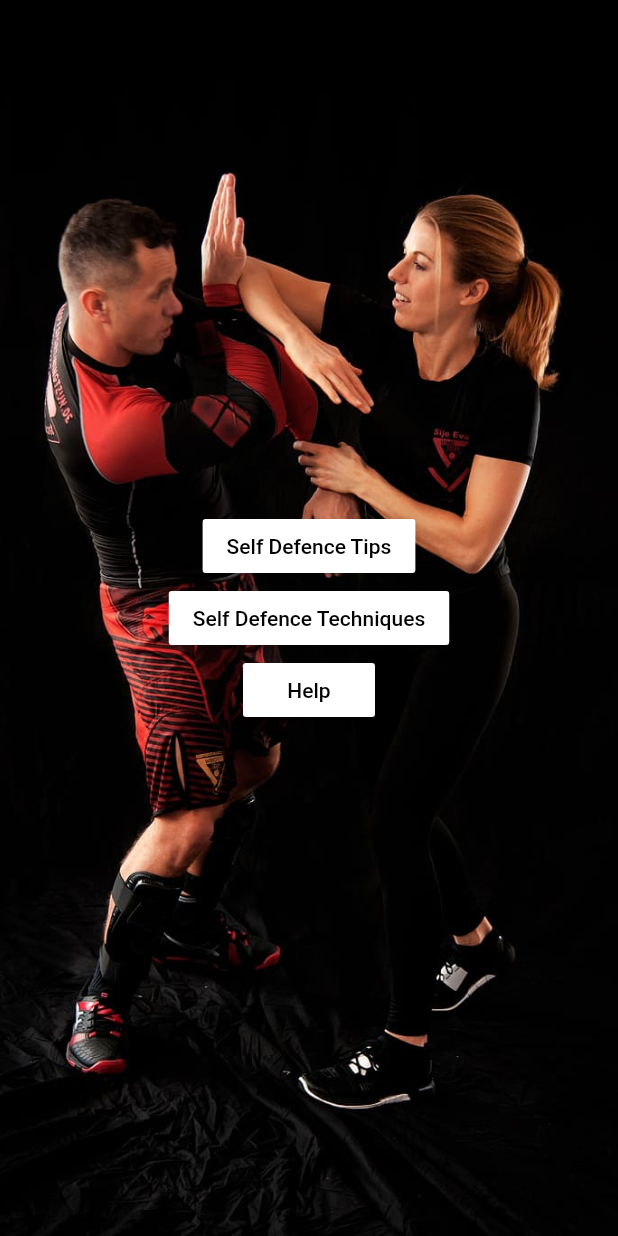
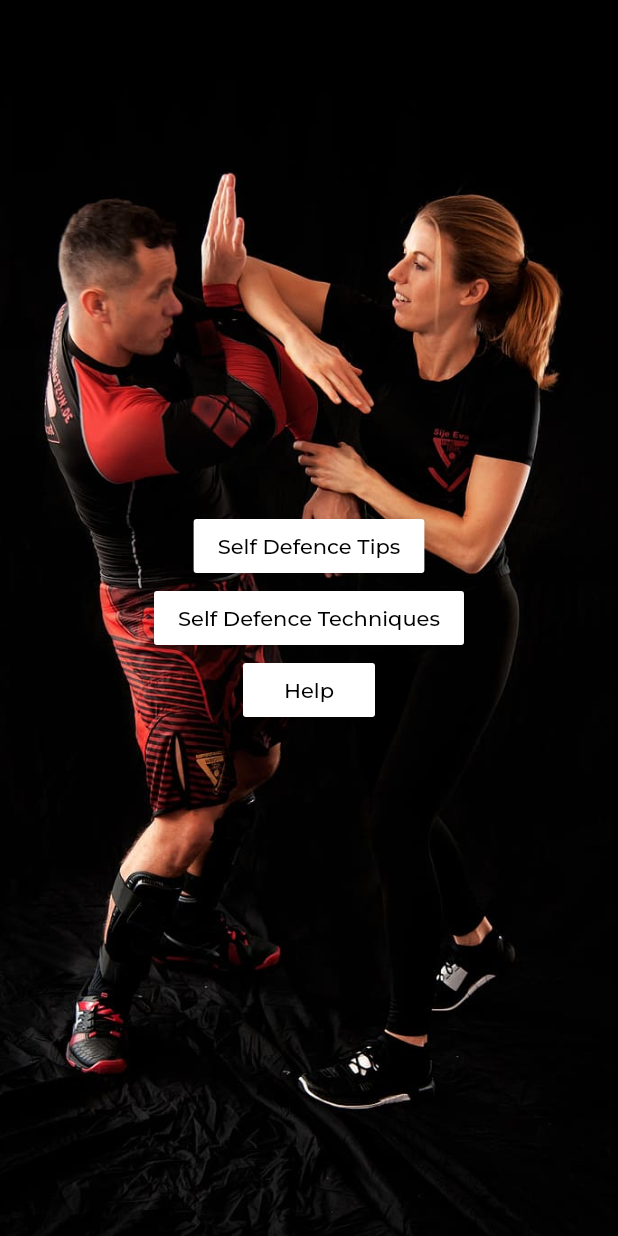
Before and after one commit to suhas-kadu/flutter-self-defence, a Flutter app: the screen it shows after launch, on a phone screen of 412 x 824 dp. Run offline on Flutter 3.47's test engine with Material 2 defaults, Android fonts, the light colour scheme and no system bars; our stand-ins replace google_fonts, video_player.

Commit message:
google font added

```diff
--- a/lib/main.dart
+++ b/lib/main.dart
@@ -1,4 +1,5 @@
 import 'package:flutter/material.dart';
+import 'package:google_fonts/google_fonts.dart';
 import 'package:self_defence/views/helpline.dart';
 import 'package:self_defence/views/self_defence_techniques.dart';
 import 'package:self_defence/views/self_defence_tips.dart';
@@ -7,15 +8,18 @@ import 'views/home_page.dart';
 
 void main() => runApp(MyApp());
 
-
 class MyApp extends StatelessWidget {
   // This widget is the root of your application.
   @override
   Widget build(BuildContext context) {
     return MaterialApp(
+      debugShowCheckedModeBanner: false,
+      theme: ThemeData(
+          textTheme: GoogleFonts.montserratTextTheme(
+        Theme.of(context).textTheme,
+      )),
       initialRoute: HomePage.id,
       routes: <String, WidgetBuilder>{
-
         HomePage.id: (context) => HomePage(),
         SelfDefenceTips.id: (context) => SelfDefenceTips(),
         SelfDefenceTechniques.id: (context) => SelfDefenceTechniques(),
```
